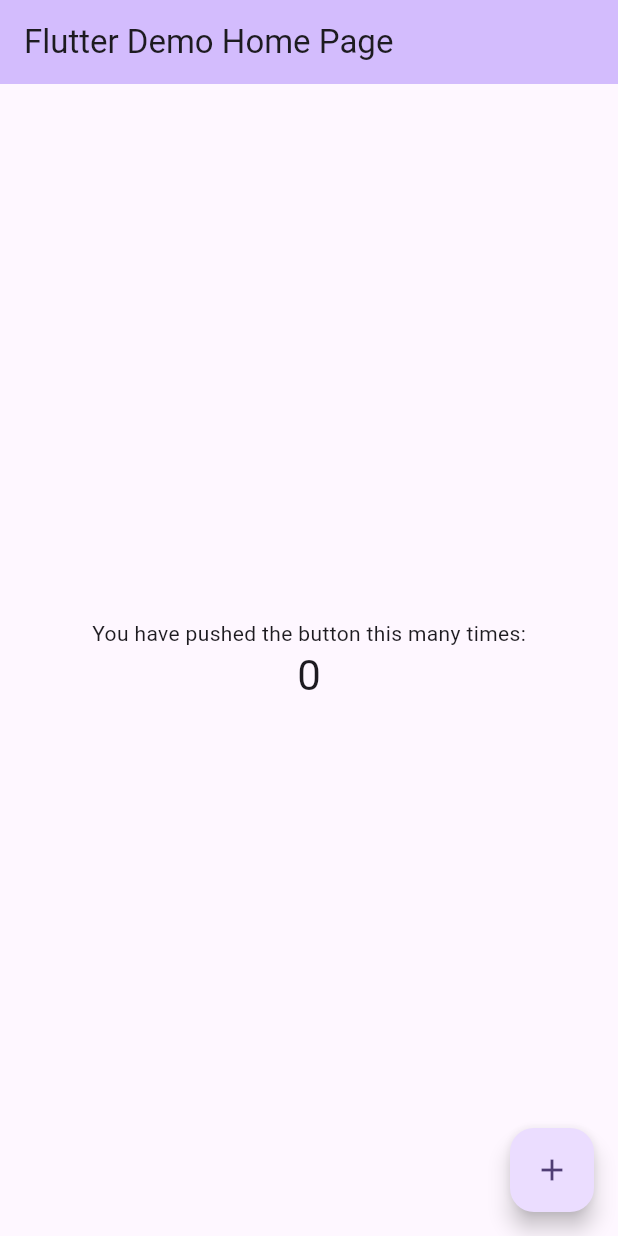
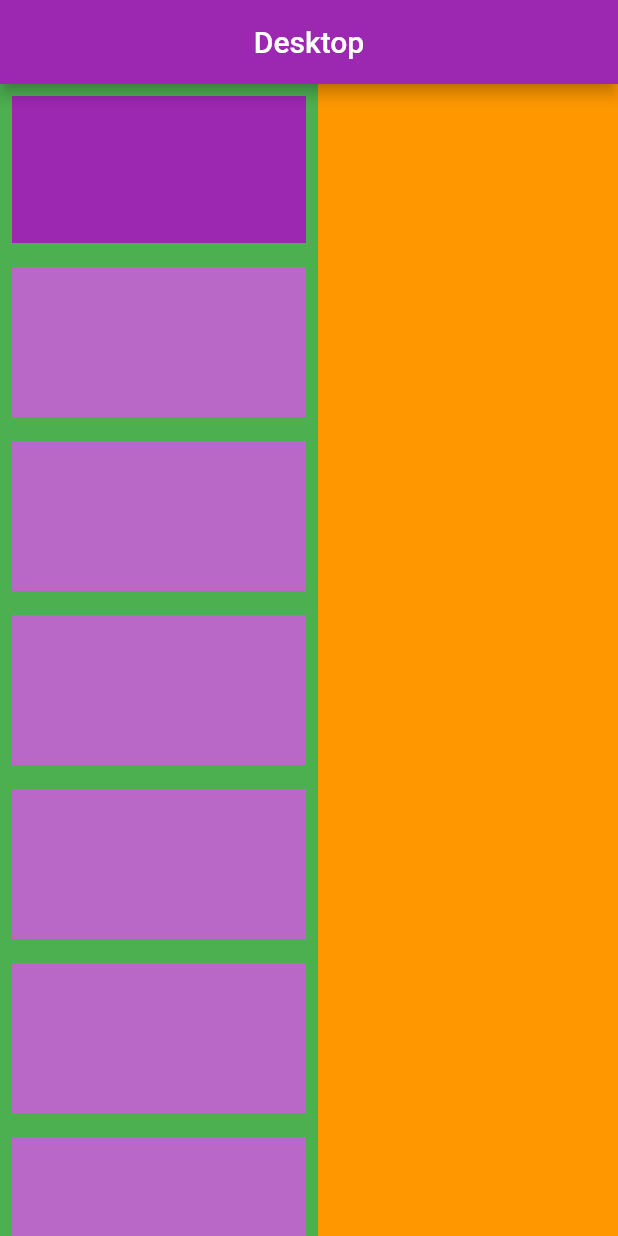
Before and after one commit to islamnabila/responsive_widget, a Flutter app: the screen it shows after launch, on a phone screen of 412 x 824 dp. Run offline on Flutter 3.47's test engine with Material 2 defaults, Android fonts, the phone set to English and light mode, and no system bars.

Commit message:
resonsive 1

```diff
--- /dev/null
+++ b/lib/desktop_body.dart
@@ -0,0 +1,55 @@
+import 'package:flutter/cupertino.dart';
+import 'package:flutter/material.dart';
+
+class DesktopBody extends StatelessWidget {
+  const DesktopBody({super.key});
+
+  @override
+  Widget build(BuildContext context) {
+    return Scaffold(
+      backgroundColor: Colors.green,
+      appBar: AppBar(
+        title: Text("Desktop"),
+        centerTitle: true,
+      ),
+      body: Row(
+        children: [
+          Expanded(
+            child: Column(
+              children: [
+                Padding(
+                  padding: const EdgeInsets.all(8.0),
+                  child: AspectRatio(
+                    aspectRatio: 16/8,
+                    child: Container(
+                      height: 200,
+                      color: Colors.purple,
+                    ),
+                  ),
+                ),
+                Expanded(
+                  child: ListView.builder(
+                      itemCount: 8,
+                      itemBuilder: (context, index){
+                        return Padding(
+                          padding: const EdgeInsets.all(8.0),
+                          child: Container(
+                            color: Colors.purple.shade300,
+                            height: 100,
+                          ),
+                        );
+                      }),
+                )
+              ],
+            ),
+          ),
+          Container(
+            width: 200,
+            color: Colors.orange,
+
+          )
+        ],
+      ),
+    );
+  }
+}
--- /dev/null
+++ b/lib/dimension.dart
@@ -0,0 +1,3 @@
+
+
+const mobileWidth =400;
--- a/lib/main.dart
+++ b/lib/main.dart
@@ -1,125 +1,42 @@
+import 'package:flutter/cupertino.dart';
 import 'package:flutter/material.dart';
+import 'package:responsive_widget/mobile_body.dart';
 
-void main() {
-  runApp(const MyApp());
+
+import 'desktop_body.dart';
+import 'responsive_layout.dart';
+
+void main(){
+  runApp(MyApp());
+}
+class MyApp extends StatefulWidget {
+  const MyApp({super.key});
+
+  @override
+  State<MyApp> createState() => _MyAppState();
 }
 
-class MyApp extends StatelessWidget {
-  const MyApp({super.key});
-
-  // This widget is the root of your application.
+class _MyAppState extends State<MyApp> {
   @override
   Widget build(BuildContext context) {
     return MaterialApp(
-      title: 'Flutter Demo',
+      home: MyHome(),
       theme: ThemeData(
-
-        //
-        // TRY THIS: Try running your application with "flutter run". You'll see
-        // the application has a blue toolbar. Then, without quitting the app,
-        // try changing the seedColor in the colorScheme below to Colors.green
-        // and then invoke "hot reload" (save your changes or press the "hot
-        // reload" button in a Flutter-supported IDE, or press "r" if you used
-        // the command line to start the app).
-        //
-        // Notice that the counter didn't reset back to zero; the application
-        // state is not lost during the reload. To reset the state, use hot
-        // restart instead.
-        //
-        // This works for code too, not just values: Most code changes can be
-        // tested with just a hot reload.
-        colorScheme: ColorScheme.fromSeed(seedColor: Colors.deepPurple),
-        useMaterial3: true,
+        primarySwatch: Colors.purple
       ),
-      home: const MyHomePage(title: 'Flutter Demo Home Page'),
     );
   }
 }
-
-class MyHomePage extends StatefulWidget {
-  const MyHomePage({super.key, required this.title});
-
-  // This widget is the home page of your application. It is stateful, meaning
-  // that it has a State object (defined below) that contains fields that affect
-  // how it looks.
-
-  // This class is the configuration for the state. It holds the values (in this
-  // case the title) provided by the parent (in this case the App widget) and
-  // used by the build method of the State. Fields in a Widget subclass are
-  // always marked "final".
-
-  final String title;
-
-  @override
-  State<MyHomePage> createState() => _MyHomePageState();
-}
-
-class _MyHomePageState extends State<MyHomePage> {
-  int _counter = 0;
-
-  void _incrementCounter() {
-    setState(() {
-      // This call to setState tells the Flutter framework that something has
-      // changed in this State, which causes it to rerun the build method below
-      // so that the display can reflect the updated values. If we changed
-      // _counter without calling setState(), then the build method would not be
-      // called again, and so nothing would appear to happen.
-      _counter++;
-    });
-  }
+class MyHome extends StatelessWidget {
+  const MyHome({super.key});
 
   @override
   Widget build(BuildContext context) {
-    // This method is rerun every time setState is called, for instance as done
-    // by the _incrementCounter method above.
-    //
-    // The Flutter framework has been optimized to make rerunning build methods
-    // fast, so that you can just rebuild anything that needs updating rather
-    // than having to individually change instances of widgets.
     return Scaffold(
-      appBar: AppBar(
-        // TRY THIS: Try changing the color here to a specific color (to
-        // Colors.amber, perhaps?) and trigger a hot reload to see the AppBar
-        // change color while the other colors stay the same.
-        backgroundColor: Theme.of(context).colorScheme.inversePrimary,
-        // Here we take the value from the MyHomePage object that was created by
-        // the App.build method, and use it to set our appbar title.
-        title: Text(widget.title),
+      body: ResponsiveWidget(
+        mobileBody: MobileBody(),
+        desktopBody:DesktopBody(),
       ),
-      body: Center(
-        // Center is a layout widget. It takes a single child and positions it
-        // in the middle of the parent.
-        child: Column(
-          // Column is also a layout widget. It takes a list of children and
-          // arranges them vertically. By default, it sizes itself to fit its
-          // children horizontally, and tries to be as tall as its parent.
-          //
-          // Column has various properties to control how it sizes itself and
-          // how it positions its children. Here we use mainAxisAlignment to
-          // center the children vertically; the main axis here is the vertical
-          // axis because Columns are vertical (the cross axis would be
-          // horizontal).
-          //
-          // TRY THIS: Invoke "debug painting" (choose the "Toggle Debug Paint"
-          // action in the IDE, or press "p" in the console), to see the
-          // wireframe for each widget.
-          mainAxisAlignment: MainAxisAlignment.center,
-          children: <Widget>[
-            const Text(
-              'You have pushed the button this many times:',
-            ),
-            Text(
-              '$_counter',
-              style: Theme.of(context).textTheme.headlineMedium,
-            ),
-          ],
-        ),
-      ),
-      floatingActionButton: FloatingActionButton(
-        onPressed: _incrementCounter,
-        tooltip: 'Increment',
-        child: const Icon(Icons.add),
-      ), // This trailing comma makes auto-formatting nicer for build methods.
     );
   }
 }
--- /dev/null
+++ b/lib/mobile_body.dart
@@ -0,0 +1,44 @@
+import 'package:flutter/cupertino.dart';
+import 'package:flutter/material.dart';
+
+class MobileBody extends StatelessWidget {
+  const MobileBody({super.key});
+
+  @override
+  Widget build(BuildContext context) {
+    return Scaffold(
+      backgroundColor: Colors.pink,
+      appBar: AppBar(
+        title: Text("Mobile"),
+        centerTitle: true,
+      ),
+      body: Column(
+        children: [
+          Padding(
+            padding: const EdgeInsets.all(8.0),
+            child: AspectRatio(
+              aspectRatio: 16/8,
+              child: Container(
+                height: 200,
+                color: Colors.purple,
+              ),
+            ),
+          ),
+          Expanded(
+            child: ListView.builder(
+              itemCount: 8,
+                itemBuilder: (context, index){
+              return Padding(
+                padding: const EdgeInsets.all(8.0),
+                child: Container(
+                  color: Colors.purple.shade300,
+                  height: 100,
+                ),
+              );
+            }),
+          )
+        ],
+      ),
+    );
+  }
+}
--- /dev/null
+++ b/lib/responsive_layout.dart
@@ -0,0 +1,25 @@
+import 'package:flutter/cupertino.dart';
+import 'package:flutter/material.dart';
+import 'package:flutter/rendering.dart';
+import 'package:responsive_widget/dimension.dart';
+
+class ResponsiveWidget extends StatelessWidget {
+  final Widget mobileBody;
+  final Widget desktopBody;
+
+  const ResponsiveWidget(
+      {super.key,
+      required this.mobileBody,
+      required this.desktopBody});
+
+  @override
+  Widget build(BuildContext context) {
+    return LayoutBuilder(builder: (context, constraints) {
+      if(constraints.maxWidth < mobileWidth){
+        return mobileBody;
+      }else{
+        return desktopBody;
+      }
+    });
+  }
+}
--- a/pubspec.yaml
+++ b/pubspec.yaml
@@ -35,6 +35,7 @@ dependencies:
   # The following adds the Cupertino Icons font to your application.
   # Use with the CupertinoIcons class for iOS style icons.
   cupertino_icons: ^1.0.2
+  responsive_framework: ^1.1.1
 
 dev_dependencies:
   flutter_test:
```
Also changed, not shown: pubspec.lock.
